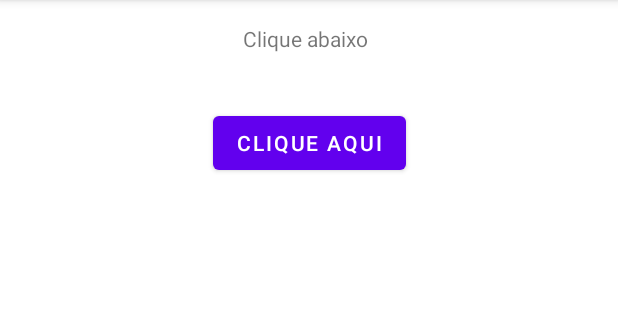
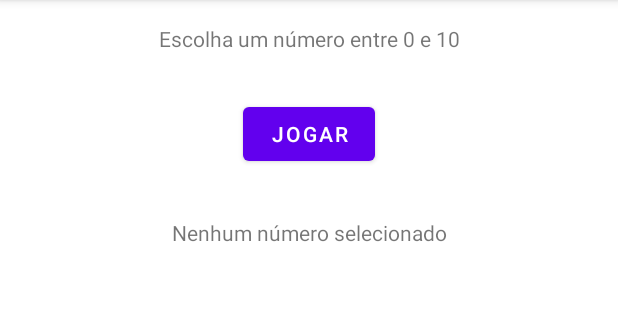
Before and after one commit to DevFullStack-Franklyn-R-Silva/App-1-Sorteio-Android-Studio, an Android app: the screen it shows after launch (MainActivity), on a phone screen of 412 x 824 dp, the part 84-404 px from its top. Run offline under Robolectric (Android 15) with nearby library versions, the phone set to English and light mode, and no system bars.

Commit message:
Sortear número

```diff
--- a/app/src/main/java/com/example/meuprimeiroapp/MainActivity.java
+++ b/app/src/main/java/com/example/meuprimeiroapp/MainActivity.java
@@ -5,6 +5,8 @@ import androidx.appcompat.app.AppCompatActivity;
 import android.os.Bundle;
 import android.view.View;
 import android.widget.TextView;
+
+import java.util.Random;
 
 public class MainActivity extends AppCompatActivity {
 
@@ -14,9 +16,12 @@ public class MainActivity extends AppCompatActivity {
         setContentView(R.layout.activity_main);
     }
 
-    public void alterarTexto(View view){
-        TextView texto = findViewById(R.id.textoExibicao);
-        texto.setText("Hello world!");
+    public void sortearNumero(View view){
+        TextView texto = findViewById(R.id.resposta);
+
+        int numero = new Random().nextInt(11);
+
+        texto.setText("O número selecionado: "+ numero);
     }
 
 }
--- a/app/src/main/res/layout/activity_main.xml
+++ b/app/src/main/res/layout/activity_main.xml
@@ -10,20 +10,30 @@
         android:id="@+id/textoExibicao"
         android:layout_width="wrap_content"
         android:layout_height="wrap_content"
-        android:layout_marginStart="20dp"
         android:layout_marginTop="16dp"
-        android:text="Clique abaixo"
-        app:layout_constraintStart_toStartOf="@+id/button"
+        android:text="Escolha um número entre 0 e 10"
+        app:layout_constraintEnd_toEndOf="parent"
+        app:layout_constraintStart_toStartOf="parent"
         app:layout_constraintTop_toTopOf="parent" />
 
     <Button
         android:id="@+id/button"
         android:layout_width="wrap_content"
         android:layout_height="wrap_content"
-        android:layout_marginTop="36dp"
-        android:onClick="alterarTexto"
-        android:text="clique aqui"
+        android:layout_marginTop="30dp"
+        android:onClick="sortearNumero"
+        android:text="Jogar"
         app:layout_constraintEnd_toEndOf="parent"
         app:layout_constraintStart_toStartOf="parent"
         app:layout_constraintTop_toBottomOf="@+id/textoExibicao" />
+
+    <TextView
+        android:id="@+id/resposta"
+        android:layout_width="wrap_content"
+        android:layout_height="wrap_content"
+        android:layout_marginTop="32dp"
+        android:text="Nenhum número selecionado"
+        app:layout_constraintEnd_toEndOf="parent"
+        app:layout_constraintStart_toStartOf="parent"
+        app:layout_constraintTop_toBottomOf="@+id/button" />
 </androidx.constraintlayout.widget.ConstraintLayout>
```
